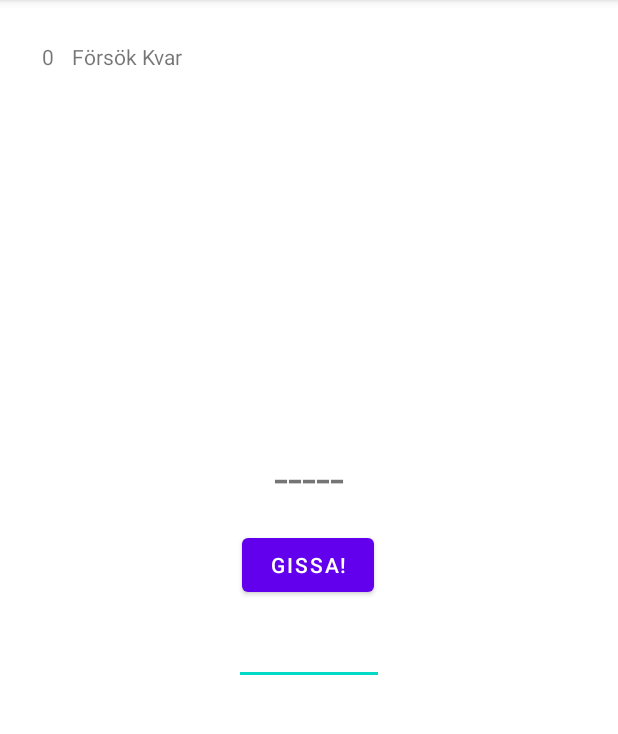
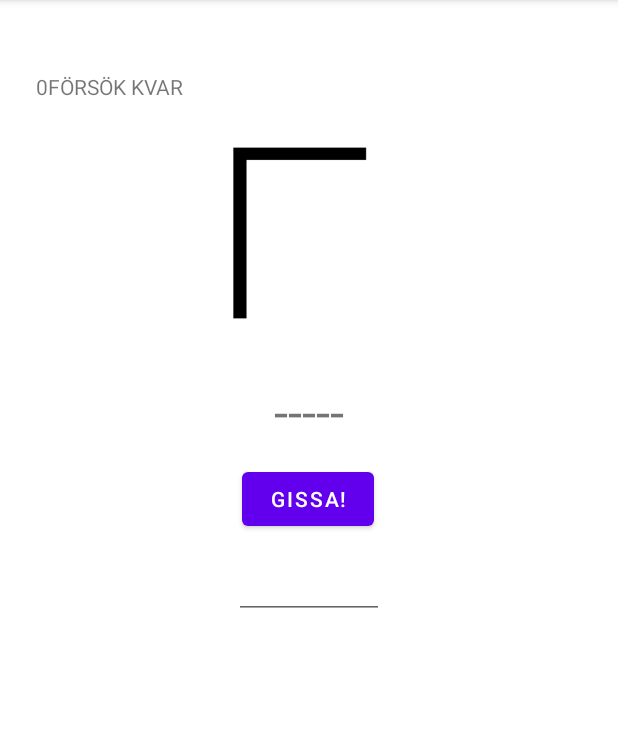
Before and after one commit to ehildingg/Hangman-Game-, an Android app: the GameActivity screen opened directly, with no data from a screen before it, after a tap on "START NEW GAME!", on a phone screen of 412 x 824 dp, the part 84-818 px from its top. Run offline under Robolectric (Android 15) with nearby library versions, the phone set to English and light mode, and no system bars.

Commit message:
Stabil version

```diff
--- a/app/src/main/java/com/ehilding/hangman_ehilding/GameActivity.java
+++ b/app/src/main/java/com/ehilding/hangman_ehilding/GameActivity.java
@@ -3,7 +3,6 @@ package com.ehilding.hangman_ehilding;
 import androidx.appcompat.app.AppCompatActivity;
 
 import android.os.Bundle;
-import android.util.Log;
 import android.view.View;
 import android.widget.Button;
 import android.widget.EditText;
@@ -16,7 +15,7 @@ import java.util.ArrayList;
 public class GameActivity extends AppCompatActivity {
 
     ImageView hangMan;
-    TextView textAttempts, textAttemptsTicker, textWordToFind;
+    TextView textAttempts, textAttemptsTicker, textWordToFind, textGuessedLetters;
     EditText userCharInput;
     Button buttonGuess;
     Button buttonNewGame;
@@ -45,6 +44,8 @@ public class GameActivity extends AppCompatActivity {
             @Override
             public void onClick(View view) {
                 buttonNewGame.setVisibility(View.GONE);
+                buttonGuess.setVisibility(View.VISIBLE);
+                userCharInput.setVisibility(View.VISIBLE);
                 newGame();
             }
         });
@@ -67,6 +68,9 @@ public class GameActivity extends AppCompatActivity {
         buttonGuess = findViewById(R.id.btn_guess);
         hangMan = findViewById(R.id.img_hang_one);
         buttonNewGame = findViewById(R.id.btn_new_game);
+        textGuessedLetters = findViewById(R.id.guessed_letters);
+        buttonGuess.setVisibility(View.GONE);
+        userCharInput.setVisibility(View.GONE);
 
         updateUi();
 
@@ -74,39 +78,39 @@ public class GameActivity extends AppCompatActivity {
 
     private void updateUi() {
         switch (nbErrors) {
+            /*case 1:
+                hangMan.setImageResource(0);
+                textAttemptsTicker.setText(String.valueOf(nbErrors));
+                break;*/
             case 0:
-                hangMan.setImageResource(0);
+                hangMan.setImageResource(R.drawable.game0);
                 textAttemptsTicker.setText(String.valueOf(nbErrors));
                 break;
             case 1:
-                hangMan.setImageResource(R.drawable.game0);
+                hangMan.setImageResource(R.drawable.game1);
                 textAttemptsTicker.setText(String.valueOf(nbErrors));
                 break;
             case 2:
-                hangMan.setImageResource(R.drawable.game1);
+                hangMan.setImageResource(R.drawable.game2);
                 textAttemptsTicker.setText(String.valueOf(nbErrors));
                 break;
             case 3:
-                hangMan.setImageResource(R.drawable.game2);
+                hangMan.setImageResource(R.drawable.game3);
                 textAttemptsTicker.setText(String.valueOf(nbErrors));
                 break;
             case 4:
-                hangMan.setImageResource(R.drawable.game3);
+                hangMan.setImageResource(R.drawable.game4);
                 textAttemptsTicker.setText(String.valueOf(nbErrors));
                 break;
             case 5:
-                hangMan.setImageResource(R.drawable.game4);
+                hangMan.setImageResource(R.drawable.game5);
                 textAttemptsTicker.setText(String.valueOf(nbErrors));
                 break;
             case 6:
-                hangMan.setImageResource(R.drawable.game5);
+                hangMan.setImageResource(R.drawable.game6);
                 textAttemptsTicker.setText(String.valueOf(nbErrors));
                 break;
             case 7:
-                hangMan.setImageResource(R.drawable.game6);
-                textAttemptsTicker.setText(String.valueOf(nbErrors));
-                break;
-            case 8:
                 hangMan.setImageResource(R.drawable.game7);
                 textAttemptsTicker.setText(String.valueOf(nbErrors));
 
@@ -131,10 +135,6 @@ public class GameActivity extends AppCompatActivity {
 
     private void playerGuess() {
 
-
-
-        //builder.replace(i, i, String.valueOf(userInput));
-
         // Kollar så användarinput är 1 bokstav.
         if (userCharInput.length() == 1) {
 
@@ -146,8 +146,8 @@ public class GameActivity extends AppCompatActivity {
 
                 // Om inte, lägg in i playerGuesses
             } else {
-
                 playerGuesses.add(userInput);
+                textGuessedLetters.setText("Gissade Bokstäver: " + playerGuesses.toString());
             }
 
             // Kollar om gissning är rätt
@@ -166,7 +166,7 @@ public class GameActivity extends AppCompatActivity {
                 updateUi();
 
                 // Kollar om man gissat hela ordet rätt
-                if (wordHint.equals(wordToFind)) {
+                if (wordBuilder.toString().equals(wordToFind)) {
 
                     Toast.makeText(this, "YOU WON", Toast.LENGTH_SHORT).show();
 
--- a/app/src/main/res/layout/activity_game.xml
+++ b/app/src/main/res/layout/activity_game.xml
@@ -34,8 +34,7 @@
         android:id="@+id/text_attempts"
         android:layout_width="wrap_content"
         android:layout_height="wrap_content"
-        android:layout_marginStart="12dp"
-        android:text="Försök Kvar"
+        android:text="FÖRSÖK KVAR"
         app:layout_constraintBaseline_toBaselineOf="@+id/text_attempts_ticker"
         app:layout_constraintStart_toEndOf="@+id/text_attempts_ticker" />
 
@@ -43,7 +42,6 @@
         android:id="@+id/img_hang_one"
         android:layout_width="397dp"
         android:layout_height="176dp"
-        android:layout_marginTop="48dp"
         app:layout_constraintEnd_toEndOf="parent"
         app:layout_constraintStart_toStartOf="parent"
         app:layout_constraintTop_toBottomOf="@+id/text_attempts"
@@ -53,8 +51,8 @@
         android:id="@+id/text_attempts_ticker"
         android:layout_width="wrap_content"
         android:layout_height="wrap_content"
-        android:layout_marginStart="28dp"
-        android:layout_marginTop="28dp"
+        android:layout_marginStart="24dp"
+        android:layout_marginTop="48dp"
         android:text="Siffra"
         app:layout_constraintStart_toStartOf="parent"
         app:layout_constraintTop_toTopOf="parent" />
@@ -63,7 +61,7 @@
         android:id="@+id/word_to_find"
         android:layout_width="wrap_content"
         android:layout_height="wrap_content"
-        android:layout_marginTop="24dp"
+        android:layout_marginTop="8dp"
         android:text="..."
         android:textSize="34sp"
         app:layout_constraintEnd_toEndOf="parent"
@@ -80,4 +78,14 @@
         app:layout_constraintHorizontal_bias="0.497"
         app:layout_constraintStart_toStartOf="parent"
         app:layout_constraintTop_toBottomOf="@+id/word_to_find" />
+
+    <TextView
+        android:id="@+id/guessed_letters"
+        android:layout_width="0dp"
+        android:layout_height="wrap_content"
+        android:layout_marginStart="32dp"
+        android:text=""
+        app:layout_constraintBottom_toTopOf="@+id/img_hang_one"
+        app:layout_constraintEnd_toEndOf="parent"
+        app:layout_constraintStart_toEndOf="@+id/text_attempts" />
 </androidx.constraintlayout.widget.ConstraintLayout>
```
